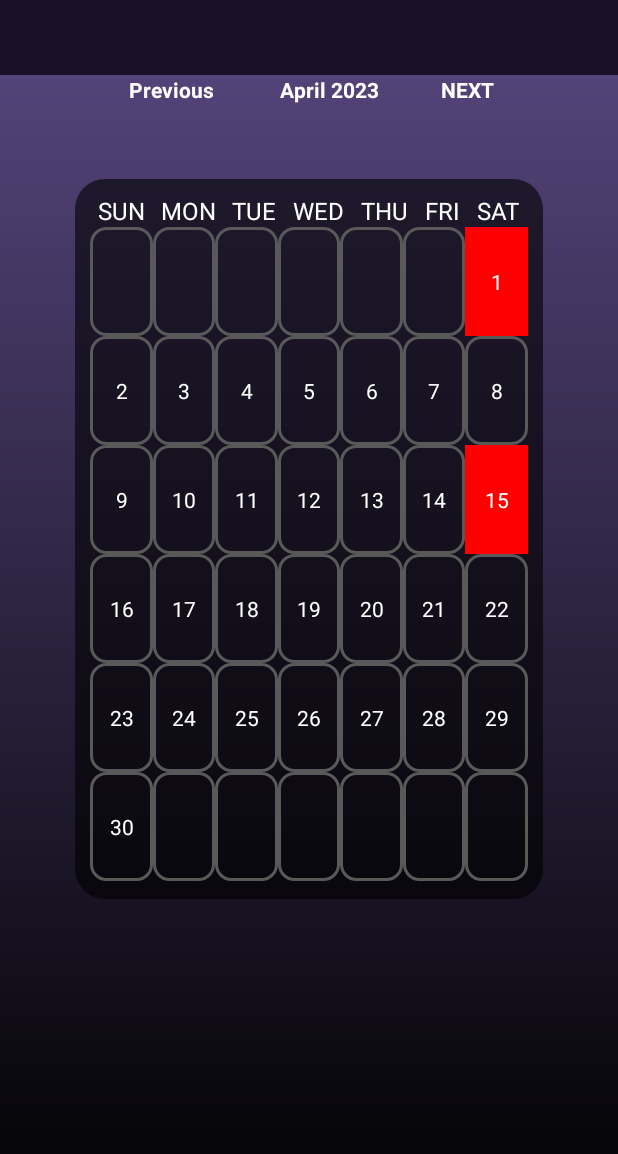
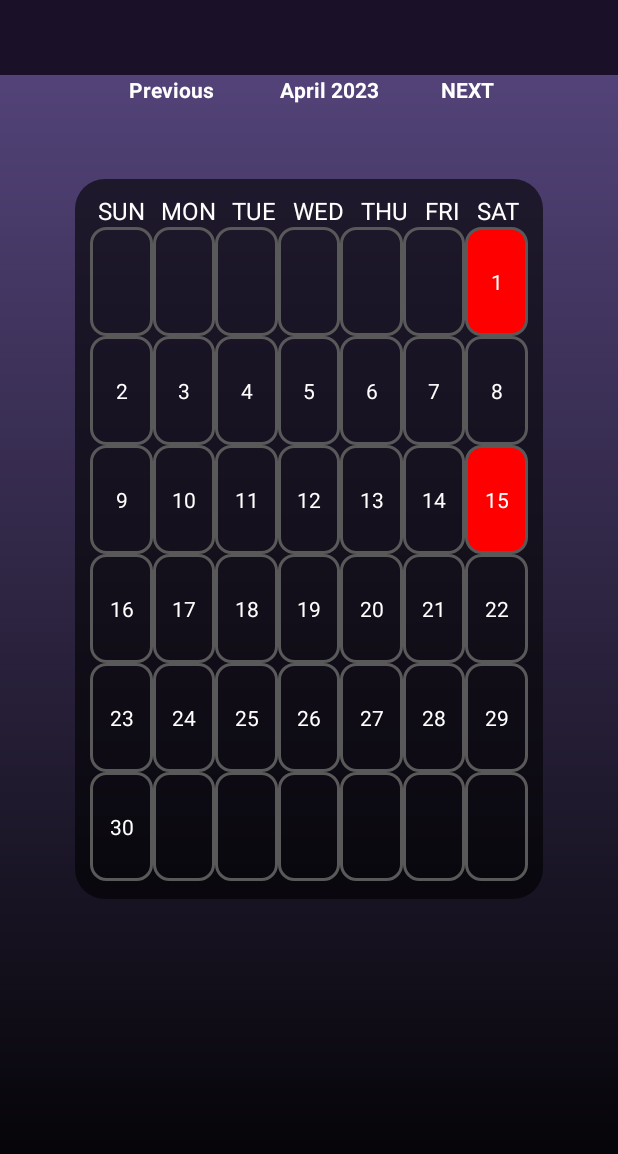
Before and after one commit to Dewvie-Github/Mamood-Diary, an Android app: the MainActivity screen opened directly, with no data from a screen before it, on a phone screen of 412 x 824 dp. Shown: the top 1154 px of the screen. Run offline under Robolectric (Android 15) with nearby library versions, the phone set to English and light mode, and no system bars.

Commit message:
Add calendar_noted_cell_bg.xml and Update CalendarViewHolder.java

```diff
--- a/app/src/main/java/com/example/mamooddiary/CalendarViewHolder.java
+++ b/app/src/main/java/com/example/mamooddiary/CalendarViewHolder.java
@@ -45,7 +45,7 @@ public class CalendarViewHolder extends RecyclerView.ViewHolder implements View.
         else{
             dayOfMonth = itemView.findViewById(R.id.cellDayText);
             dayOfMonth.setTextColor(Color.WHITE);
-            parentLayout.setBackgroundColor(Color.RED);
+            parentLayout.setBackgroundResource(R.drawable.calendar_noted_cell_bg);
         }
         itemView.setOnClickListener(this);
     }
--- /dev/null
+++ b/app/src/main/res/drawable/calendar_noted_cell_bg.xml
@@ -0,0 +1,10 @@
+<?xml version="1.0" encoding="utf-8"?>
+<shape xmlns:android="http://schemas.android.com/apk/res/android"
+    android:shape="rectangle">
+    <stroke
+        android:width="2dp"
+        android:color="#595959" />
+    <corners
+        android:radius="10dp" />
+    <solid android:color="@color/selected_day" />
+</shape>
```
